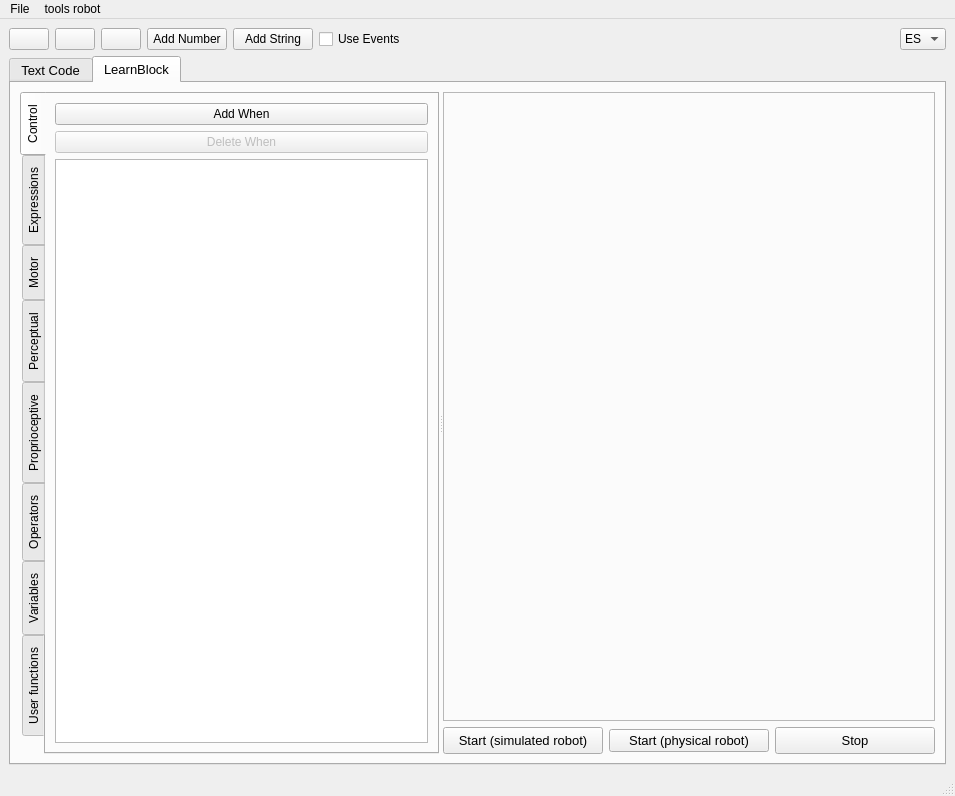
Qt form learnbot_dsl/learnbotCode/guis/interface.ui (robocomp/LearnBlock) before a commit.
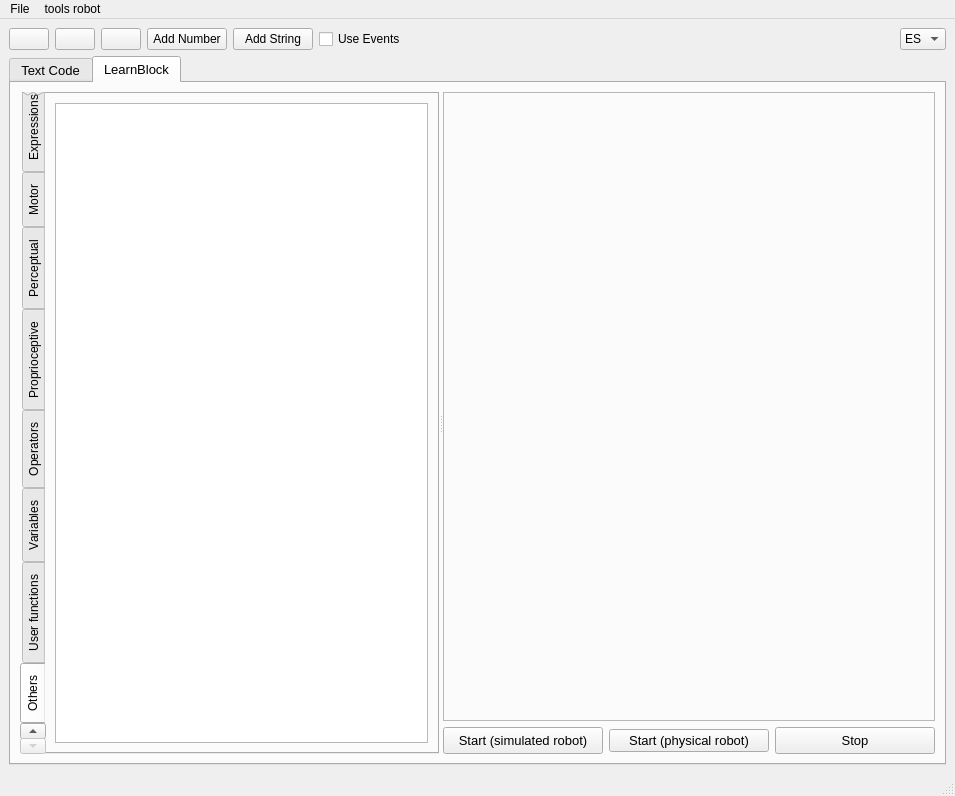
The same form after that commit. The open tabs and pages were chosen to show the change.

Commit message: add others functions and black cursor on display

```diff
--- a/learnbot_dsl/learnbotCode/guis/interface.ui
+++ b/learnbot_dsl/learnbotCode/guis/interface.ui
@@ -333,7 +333,7 @@
              </item>
             </layout>
            </widget>
-           <widget class="QWidget" name="operators">
+           <widget class="QWidget" name="propioperceptive">
             <attribute name="title">
              <string>Proprioceptive</string>
             </attribute>
@@ -350,7 +350,7 @@
              </item>
             </layout>
            </widget>
-           <widget class="QWidget" name="vars">
+           <widget class="QWidget" name="operators">
             <attribute name="title">
              <string>Operators</string>
             </attribute>
@@ -462,6 +462,23 @@
              </item>
             </layout>
            </widget>
+           <widget class="QWidget" name="others">
+            <attribute name="title">
+             <string>Others</string>
+            </attribute>
+            <layout class="QVBoxLayout" name="verticalLayout_15">
+             <item>
+              <widget class="QTableWidget" name="tableOthers">
+               <property name="showGrid">
+                <bool>false</bool>
+               </property>
+               <property name="gridStyle">
+                <enum>Qt::NoPen</enum>
+               </property>
+              </widget>
+             </item>
+            </layout>
+           </widget>
           </widget>
           <widget class="QWidget" name="layoutWidget">
            <layout class="QVBoxLayout" name="verticalLayout_3">
```
Left out of the diff: 11 changed lines with no effect on the pictures. The commit also changes 4 other files.
